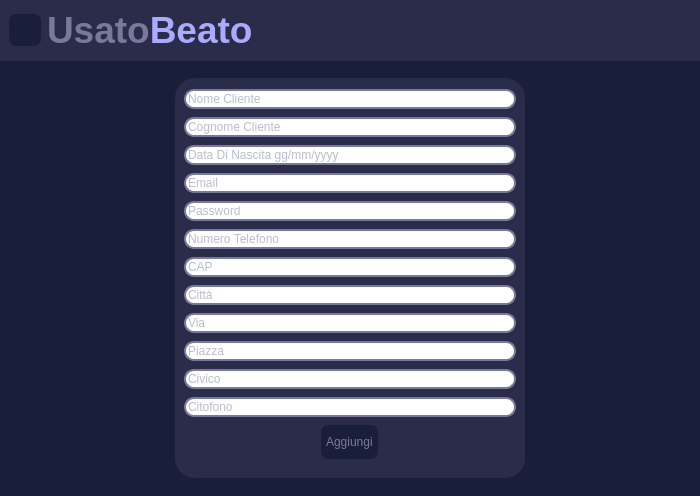
This is NegozioDelUsatoPython/MVC/View/AdminButtonsViews/inserisciClienteView.ui in LeonUrsu/NegozioDellUsato-ExamIS as Qt 5 draws it before an edit. The edited form follows.
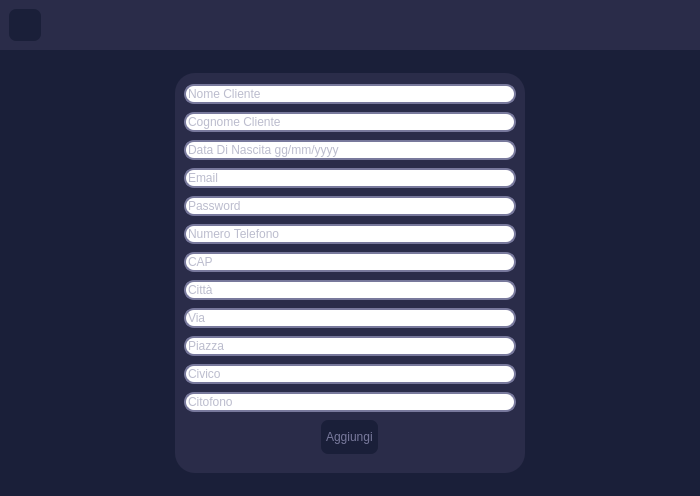
This is the edited form. Icons and pictures are not drawn.

Commit message: modifica view perchè non corretta

Patch:
```diff
--- a/NegozioDelUsatoPython/MVC/View/AdminButtonsViews/inserisciClienteView.ui
+++ b/NegozioDelUsatoPython/MVC/View/AdminButtonsViews/inserisciClienteView.ui
@@ -139,13 +139,6 @@
            </property>
           </widget>
          </item>
-         <item>
-          <widget class="QLabel" name="applicationName">
-           <property name="text">
-            <string>&lt;html&gt;&lt;head/&gt;&lt;body&gt;&lt;p&gt;&lt;span style=&quot; font-size:28pt; font-weight:600;&quot;&gt;Usato&lt;/span&gt;&lt;span style=&quot; font-size:28pt; font-weight:600; color:#aaaaff;&quot;&gt;Beato&lt;/span&gt;&lt;/p&gt;&lt;/body&gt;&lt;/html&gt;</string>
-           </property>
-          </widget>
-         </item>
         </layout>
        </widget>
       </item>
```
The commit also changes 23 other files.
